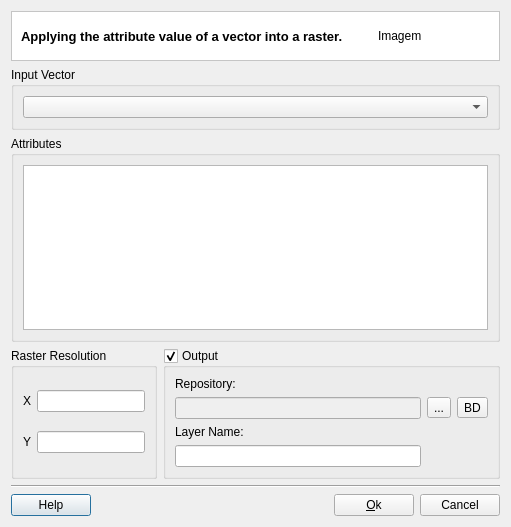
First picture: the form in src/terralib/attributefill/qt/ui/VectorToRasterDialogForm.ui, repository claudiobogossian/terralib5, before the edit.
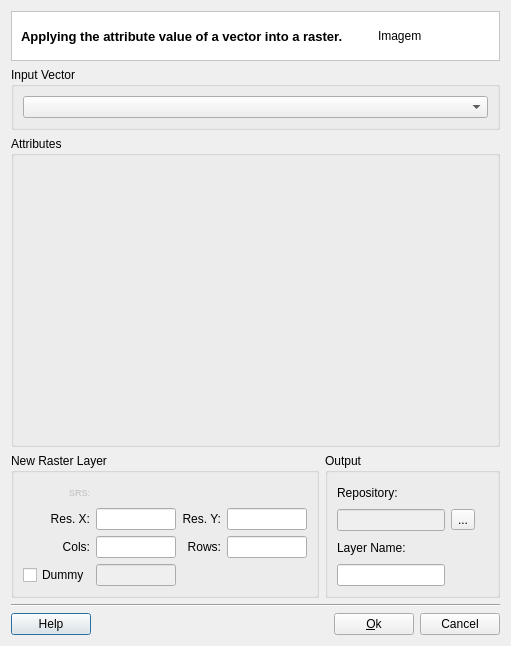
Second picture: the form after the edit. Custom widgets are drawn as their Qt base class.

Commit message: refs #803 - VectorToRaster

```diff
--- a/src/terralib/attributefill/qt/ui/VectorToRasterDialogForm.ui
+++ b/src/terralib/attributefill/qt/ui/VectorToRasterDialogForm.ui
@@ -7,16 +7,16 @@
     <x>0</x>
     <y>0</y>
     <width>511</width>
-    <height>527</height>
+    <height>617</height>
    </rect>
   </property>
   <property name="windowTitle">
    <string>Dialog</string>
   </property>
-  <layout class="QGridLayout" name="gridLayout_12">
+  <layout class="QGridLayout" name="gridLayout_9">
    <item row="0" column="0">
-    <layout class="QGridLayout" name="gridLayout_11">
-     <item row="0" column="0">
+    <layout class="QGridLayout" name="gridLayout_7">
+     <item row="0" column="0" colspan="2">
       <widget class="QFrame" name="frame_2">
        <property name="styleSheet">
         <string notr="true">QWidget { background: white }</string>
@@ -73,7 +73,7 @@
        </layout>
       </widget>
      </item>
-     <item row="1" column="0">
+     <item row="1" column="0" colspan="2">
       <widget class="QGroupBox" name="m_inVectorGroupBox">
        <property name="title">
         <string>Input Vector</string>
@@ -85,16 +85,19 @@
        </layout>
       </widget>
      </item>
-     <item row="2" column="0">
-      <widget class="QGroupBox" name="m_statisticsGroupBox">
+     <item row="2" column="0" colspan="2">
+      <widget class="QGroupBox" name="m_attributesGroupBox">
        <property name="title">
         <string>Attributes</string>
        </property>
        <layout class="QGridLayout" name="gridLayout_6">
         <item row="0" column="0">
-         <widget class="QListWidget" name="m_attributesListWidget">
-          <property name="selectionMode">
-           <enum>QAbstractItemView::MultiSelection</enum>
+         <widget class="QWidget" name="m_widget" native="true">
+          <property name="minimumSize">
+           <size>
+            <width>380</width>
+            <height>270</height>
+           </size>
           </property>
          </widget>
         </item>
@@ -102,45 +105,209 @@
       </widget>
      </item>
      <item row="3" column="0">
-      <layout class="QGridLayout" name="gridLayout_10" columnstretch="0,1">
-       <item row="0" column="0">
-        <widget class="QGroupBox" name="m_resolutionGroupBox">
+      <widget class="QGroupBox" name="groupBox_4">
          <property name="title">
-          <string>Raster Resolution</string>
-         </property>
-         <layout class="QGridLayout" name="gridLayout_7">
-          <item row="0" column="0">
+        <string>New Raster Layer</string>
+       </property>
            <layout class="QGridLayout" name="gridLayout_2">
             <item row="0" column="0">
-             <widget class="QLabel" name="m_xLabel">
+         <widget class="QLabel" name="label_17">
+          <property name="enabled">
+           <bool>false</bool>
+          </property>
+          <property name="sizePolicy">
+           <sizepolicy hsizetype="Preferred" vsizetype="Fixed">
+            <horstretch>0</horstretch>
+            <verstretch>0</verstretch>
+           </sizepolicy>
+          </property>
+          <property name="minimumSize">
+           <size>
+            <width>0</width>
+            <height>20</height>
+           </size>
+          </property>
+          <property name="maximumSize">
+           <size>
+            <width>16777215</width>
+            <height>16777215</height>
+           </size>
+          </property>
+          <property name="font">
+           <font>
+            <pointsize>7</pointsize>
+           </font>
+          </property>
               <property name="text">
-               <string>X</string>
-              </property>
-             </widget>
-            </item>
-            <item row="0" column="1">
-             <widget class="QLineEdit" name="m_xLineEdit"/>
-            </item>
-           </layout>
+           <string>SRS:</string>
+          </property>
+          <property name="alignment">
+           <set>Qt::AlignRight|Qt::AlignTrailing|Qt::AlignVCenter</set>
+          </property>
+         </widget>
+        </item>
+        <item row="0" column="1" colspan="3">
+         <widget class="QLabel" name="m_sridLabel">
+          <property name="enabled">
+           <bool>false</bool>
+          </property>
+          <property name="sizePolicy">
+           <sizepolicy hsizetype="MinimumExpanding" vsizetype="Fixed">
+            <horstretch>0</horstretch>
+            <verstretch>0</verstretch>
+           </sizepolicy>
+          </property>
+          <property name="minimumSize">
+           <size>
+            <width>80</width>
+            <height>20</height>
+           </size>
+          </property>
+          <property name="maximumSize">
+           <size>
+            <width>16777215</width>
+            <height>16777215</height>
+           </size>
+          </property>
+          <property name="font">
+           <font>
+            <pointsize>7</pointsize>
+           </font>
+          </property>
+          <property name="text">
+           <string/>
+          </property>
+         </widget>
           </item>
           <item row="1" column="0">
-           <layout class="QGridLayout" name="gridLayout_9">
-            <item row="0" column="0">
-             <widget class="QLabel" name="m_yLabel">
+         <widget class="QLabel" name="label_7">
               <property name="text">
-               <string>Y</string>
-              </property>
-             </widget>
-            </item>
-            <item row="0" column="1">
-             <widget class="QLineEdit" name="m_yLineEdit"/>
-            </item>
-           </layout>
-          </item>
+           <string>Res. X:</string>
+          </property>
+          <property name="alignment">
+           <set>Qt::AlignRight|Qt::AlignTrailing|Qt::AlignVCenter</set>
+          </property>
+         </widget>
+        </item>
+        <item row="1" column="1">
+         <widget class="QLineEdit" name="m_resXLineEdit">
+          <property name="maximumSize">
+           <size>
+            <width>80</width>
+            <height>16777215</height>
+           </size>
+          </property>
+         </widget>
+        </item>
+        <item row="1" column="2">
+         <widget class="QLabel" name="label_9">
+          <property name="text">
+           <string>Res. Y:</string>
+          </property>
+          <property name="alignment">
+           <set>Qt::AlignRight|Qt::AlignTrailing|Qt::AlignVCenter</set>
+          </property>
+         </widget>
+        </item>
+        <item row="1" column="3">
+         <widget class="QLineEdit" name="m_resYLineEdit">
+          <property name="maximumSize">
+           <size>
+            <width>80</width>
+            <height>16777215</height>
+           </size>
+          </property>
+         </widget>
+        </item>
+        <item row="2" column="0">
+         <widget class="QLabel" name="label_8">
+          <property name="text">
+           <string>Cols:</string>
+          </property>
+          <property name="alignment">
+           <set>Qt::AlignRight|Qt::AlignTrailing|Qt::AlignVCenter</set>
+          </property>
+         </widget>
+        </item>
+        <item row="2" column="1">
+         <widget class="QLineEdit" name="m_colsLineEdit">
+          <property name="enabled">
+           <bool>true</bool>
+          </property>
+          <property name="maximumSize">
+           <size>
+            <width>80</width>
+            <height>16777215</height>
+           </size>
+          </property>
+          <property name="readOnly">
+           <bool>false</bool>
+          </property>
+         </widget>
+        </item>
+        <item row="2" column="2">
+         <widget class="QLabel" name="label_10">
+          <property name="text">
+           <string>Rows:</string>
+          </property>
+          <property name="alignment">
+           <set>Qt::AlignRight|Qt::AlignTrailing|Qt::AlignVCenter</set>
+          </property>
+         </widget>
+        </item>
+        <item row="2" column="3">
+         <widget class="QLineEdit" name="m_rowsLineEdit">
+          <property name="enabled">
+           <bool>true</bool>
+          </property>
+          <property name="maximumSize">
+           <size>
+            <width>80</width>
+            <height>16777215</height>
+           </size>
+          </property>
+          <property name="readOnly">
+           <bool>false</bool>
+          </property>
+         </widget>
+        </item>
+        <item row="3" column="0">
+         <widget class="QCheckBox" name="m_dummyCheckBox">
+          <property name="text">
+           <string>Dummy</string>
+          </property>
+         </widget>
+        </item>
+        <item row="3" column="1">
+         <widget class="QLineEdit" name="m_dummyLineEdit">
+          <property name="enabled">
+           <bool>false</bool>
+          </property>
+          <property name="maximumSize">
+           <size>
+            <width>80</width>
+            <height>16777215</height>
+           </size>
+          </property>
+         </widget>
+        </item>
+        <item row="3" column="2" colspan="2">
+         <spacer name="horizontalSpacer_3">
+          <property name="orientation">
+           <enum>Qt::Horizontal</enum>
+          </property>
+          <property name="sizeHint" stdset="0">
+           <size>
+            <width>118</width>
+            <height>20</height>
+           </size>
+          </property>
+         </spacer>
+        </item>
          </layout>
         </widget>
        </item>
-       <item row="0" column="1">
+     <item row="3" column="1">
         <widget class="QGroupBox" name="groupBox_3">
          <property name="sizePolicy">
           <sizepolicy hsizetype="Preferred" vsizetype="Preferred">
@@ -152,7 +319,7 @@
           <string>Output</string>
          </property>
          <property name="checkable">
-          <bool>true</bool>
+        <bool>false</bool>
          </property>
          <layout class="QGridLayout" name="gridLayout_3">
           <item row="0" column="0">
@@ -182,19 +349,6 @@
             </property>
            </widget>
           </item>
-          <item row="1" column="2">
-           <widget class="QToolButton" name="m_targetDatasourceToolButton">
-            <property name="minimumSize">
-             <size>
-              <width>0</width>
-              <height>0</height>
-             </size>
-            </property>
-            <property name="text">
-             <string>BD</string>
-            </property>
-           </widget>
-          </item>
           <item row="2" column="0">
            <widget class="QLabel" name="label_3">
             <property name="text">
@@ -209,12 +363,23 @@
             </property>
            </widget>
           </item>
+        <item row="3" column="1">
+         <spacer name="horizontalSpacer">
+          <property name="orientation">
+           <enum>Qt::Horizontal</enum>
+          </property>
+          <property name="sizeHint" stdset="0">
+           <size>
+            <width>33</width>
+            <height>20</height>
+           </size>
+          </property>
+         </spacer>
+        </item>
          </layout>
         </widget>
        </item>
-      </layout>
-     </item>
-     <item row="4" column="0">
+     <item row="4" column="0" colspan="2">
       <layout class="QGridLayout" name="gridLayout_4">
        <item row="0" column="0">
         <widget class="Line" name="line_2">
```
Left out of the diff: 34 changed lines with no effect on the pictures. Lines whose indentation alone changed are shown as unchanged. The commit also changes 5 other files.
